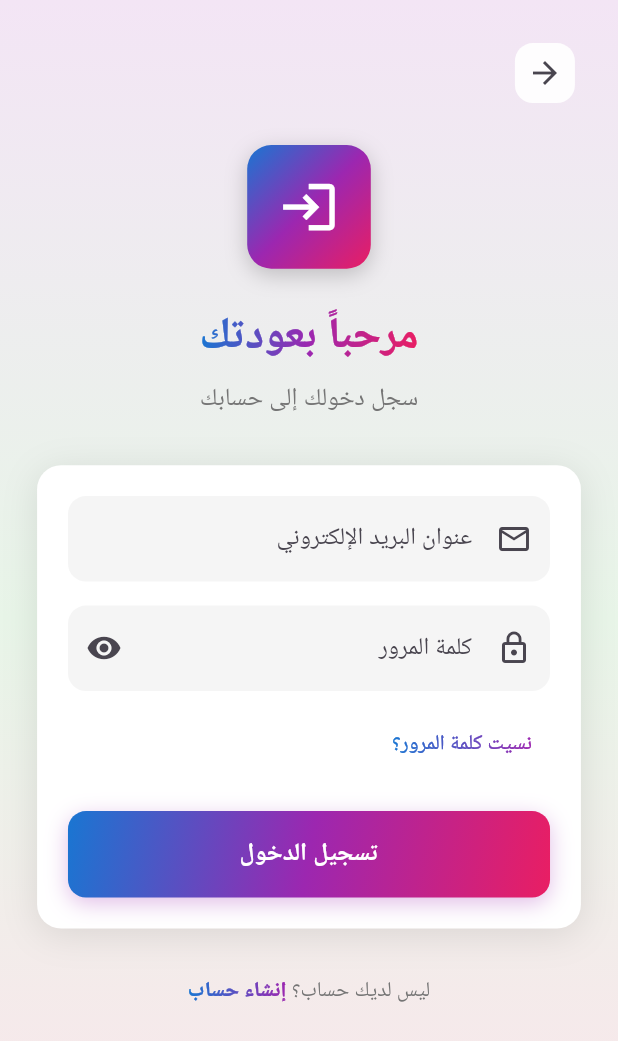
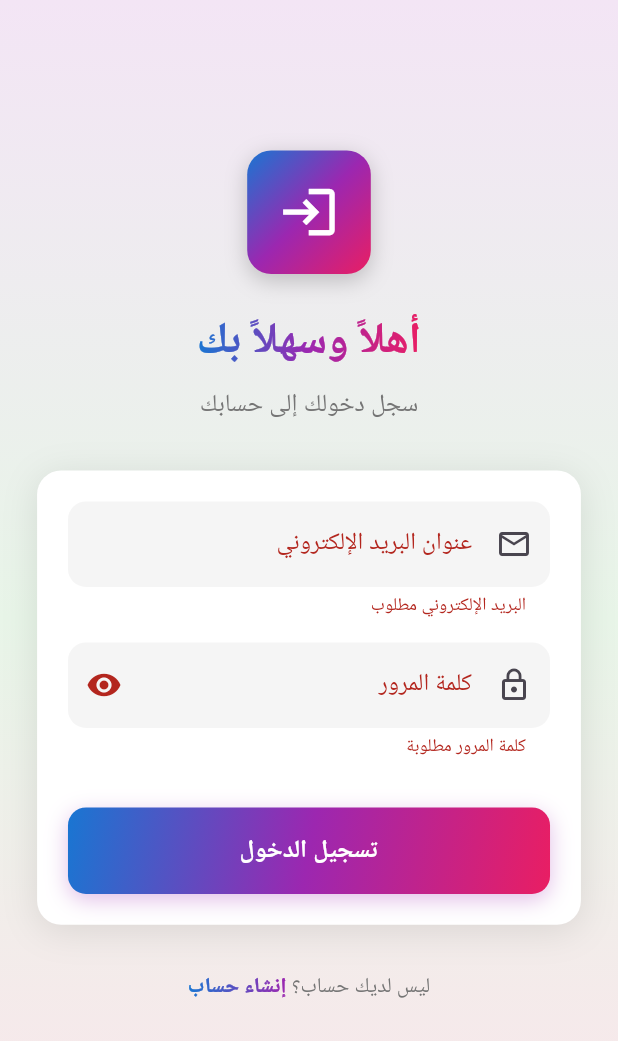
Before and after one commit to Amine0326/Raha, a Flutter app: the screen it shows after launch, after a tap on "تسجيل الدخول", on a phone screen of 412 x 824 dp. Shown: the top 1041 px of the screen. Run offline on Flutter 3.47's test engine with Material 3 defaults, Android fonts, the phone set to English and light mode, and no system bars.

Commit message:
Update splash screen timing and improve login screen UI
- Extended splash screen duration to show full animation (5s) + wait period (1s)
- Removed forgot password option from login screen
- Changed welcome text to 'أهلاً وسهلاً بك' for better Arabic greeting
- Centered login form box in screen for improved layout

```diff
--- a/lib/screens/login_screen.dart
+++ b/lib/screens/login_screen.dart
@@ -1,4 +1,5 @@
 import 'package:flutter/material.dart';
+import 'package:flutter/services.dart';
 
 class LoginScreen extends StatefulWidget {
   const LoginScreen({super.key});
@@ -74,7 +75,15 @@ class _LoginScreenState extends State<LoginScreen> {
 
   @override
   Widget build(BuildContext context) {
-    return Scaffold(
+    return PopScope(
+      canPop: false,
+      onPopInvokedWithResult: (didPop, result) {
+        if (!didPop) {
+          // Exit the app when back button is pressed on login screen
+          SystemNavigator.pop();
+        }
+      },
+      child: Scaffold(
         body: Container(
           width: double.infinity,
           height: double.infinity,
@@ -94,30 +103,15 @@ class _LoginScreenState extends State<LoginScreen> {
               padding: EdgeInsets.all(MediaQuery.of(context).size.width * 0.06),
               child: ConstrainedBox(
                 constraints: BoxConstraints(
-                minHeight:
-                    MediaQuery.of(context).size.height -
-                    MediaQuery.of(context).padding.top -
-                    MediaQuery.of(context).padding.bottom -
-                    48,
+                  minHeight: MediaQuery.of(context).size.height * 0.85,
                 ),
                 child: Form(
                   key: _formKey,
                   child: Column(
-                  crossAxisAlignment: CrossAxisAlignment.start,
+                    crossAxisAlignment: CrossAxisAlignment.center,
+                    mainAxisAlignment: MainAxisAlignment.center,
                     children: [
-                    // Back button
-                    IconButton(
-                      onPressed: () => Navigator.pop(context),
-                      icon: const Icon(Icons.arrow_back),
-                      style: IconButton.styleFrom(
-                        backgroundColor: Colors.white.withValues(alpha: 0.9),
-                        shape: RoundedRectangleBorder(
-                          borderRadius: BorderRadius.circular(12),
-                        ),
-                      ),
-                    ),
-
-                    const SizedBox(height: 24),
+                      const SizedBox(height: 20),
 
                       // Header
                       Center(
@@ -163,7 +157,7 @@ class _LoginScreenState extends State<LoginScreen> {
                                 ],
                               ).createShader(bounds),
                               child: Text(
-                              'مرحباً بعودتك',
+                                'أهلاً وسهلاً بك',
                                 style: TextStyle(
                                   fontSize:
                                       MediaQuery.of(context).size.width * 0.07,
@@ -271,41 +265,7 @@ class _LoginScreenState extends State<LoginScreen> {
                               ),
                             ),
 
-                          const SizedBox(height: 12),
-
-                          // Forgot Password
-                          Align(
-                            alignment: Alignment.centerRight,
-                            child: TextButton(
-                              onPressed: () {
-                                ScaffoldMessenger.of(context).showSnackBar(
-                                  const SnackBar(
-                                    content: Text(
-                                      'ميزة نسيان كلمة المرور قريباً!',
-                                    ),
-                                  ),
-                                );
-                              },
-                              child: ShaderMask(
-                                shaderCallback: (bounds) =>
-                                    const LinearGradient(
-                                      colors: [
-                                        Color(0xFF1976D2),
-                                        Color(0xFF9C27B0),
-                                      ],
-                                    ).createShader(bounds),
-                                child: Text(
-                                  'نسيت كلمة المرور؟',
-                                  style: TextStyle(
-                                    color: Colors.white,
-                                    fontWeight: FontWeight.w500,
-                                  ),
-                                ),
-                              ),
-                            ),
-                          ),
-
-                          const SizedBox(height: 20),
+                            const SizedBox(height: 32),
 
                             // Login Button
                             SizedBox(
@@ -392,8 +352,12 @@ class _LoginScreenState extends State<LoginScreen> {
                                 );
                               },
                               child: ShaderMask(
-                              shaderCallback: (bounds) => const LinearGradient(
-                                colors: [Color(0xFF1976D2), Color(0xFF9C27B0)],
+                                shaderCallback: (bounds) =>
+                                    const LinearGradient(
+                                      colors: [
+                                        Color(0xFF1976D2),
+                                        Color(0xFF9C27B0),
+                                      ],
                                     ).createShader(bounds),
                                 child: const Text(
                                   'إنشاء حساب',
@@ -415,6 +379,7 @@ class _LoginScreenState extends State<LoginScreen> {
             ),
           ),
         ),
+      ),
     );
   }
 }
--- a/lib/screens/splash_screen.dart
+++ b/lib/screens/splash_screen.dart
@@ -1,5 +1,5 @@
 import 'package:flutter/material.dart';
-import 'home_screen.dart';
+import 'login_screen.dart';
 
 class SplashScreen extends StatefulWidget {
   const SplashScreen({super.key});
@@ -26,7 +26,7 @@ class _SplashScreenState extends State<SplashScreen>
 
   void _initializeAnimations() {
     _controller = AnimationController(
-      duration: const Duration(milliseconds: 2000),
+      duration: const Duration(milliseconds: 5000),
       vsync: this,
     );
 
@@ -34,7 +34,7 @@ class _SplashScreenState extends State<SplashScreen>
     _logoFadeAnimation = Tween<double>(begin: 0.0, end: 1.0).animate(
       CurvedAnimation(
         parent: _controller,
-        curve: const Interval(0.0, 0.5, curve: Curves.easeIn),
+        curve: const Interval(0.0, 0.3, curve: Curves.easeIn),
       ),
     );
 
@@ -42,7 +42,7 @@ class _SplashScreenState extends State<SplashScreen>
     _logoScaleAnimation = Tween<double>(begin: 0.5, end: 1.0).animate(
       CurvedAnimation(
         parent: _controller,
-        curve: const Interval(0.0, 0.6, curve: Curves.elasticOut),
+        curve: const Interval(0.0, 0.4, curve: Curves.elasticOut),
       ),
     );
 
@@ -54,7 +54,7 @@ class _SplashScreenState extends State<SplashScreen>
         ).animate(
           CurvedAnimation(
             parent: _controller,
-            curve: const Interval(0.0, 0.6, curve: Curves.easeOutBack),
+            curve: const Interval(0.0, 0.4, curve: Curves.easeOutBack),
           ),
         );
 
@@ -83,12 +83,13 @@ class _SplashScreenState extends State<SplashScreen>
     // Start animations
     _controller.forward();
 
-    // Navigate to home screen after 3 seconds
-    Future.delayed(const Duration(seconds: 3), () {
+    // Navigate to login screen after animation completes + a small wait
+    // Animation duration is 5000ms + 1000ms wait = 6000ms total
+    Future.delayed(const Duration(milliseconds: 6000), () {
       if (mounted) {
         Navigator.pushReplacement(
           context,
-          MaterialPageRoute(builder: (context) => const HomeScreen()),
+          MaterialPageRoute(builder: (context) => const LoginScreen()),
         );
       }
     });
```
Also changed, not shown: lib/screens/signup_screen.dart (+73 -67 lines). Lines whose indentation alone changed are shown as unchanged.
